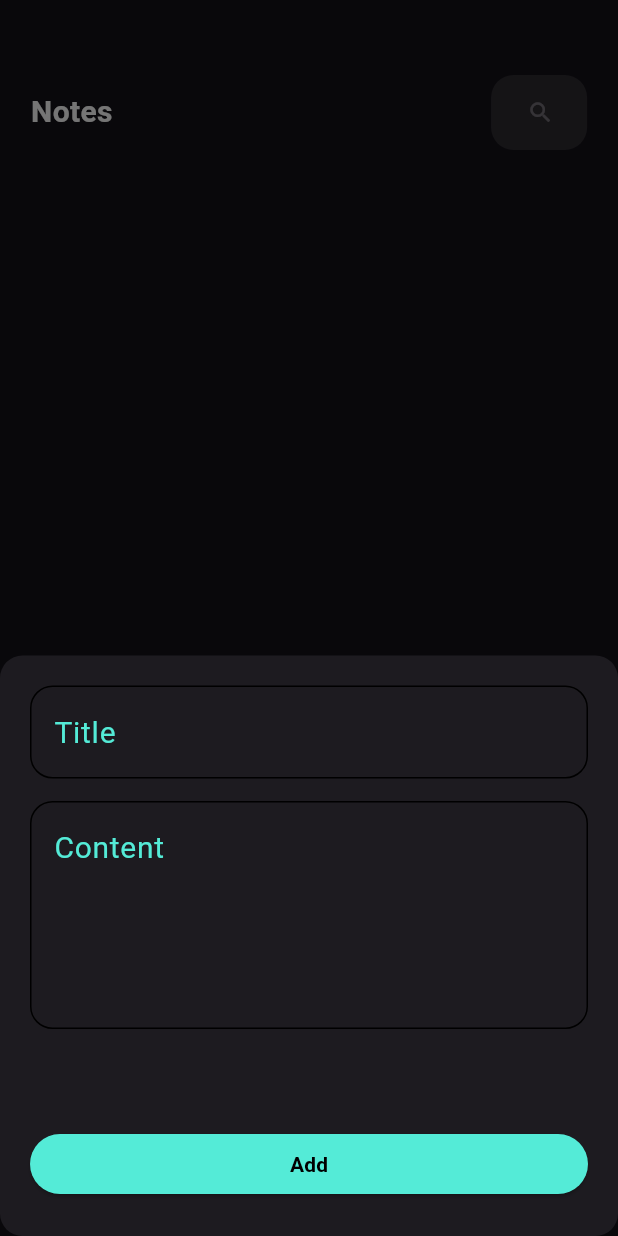
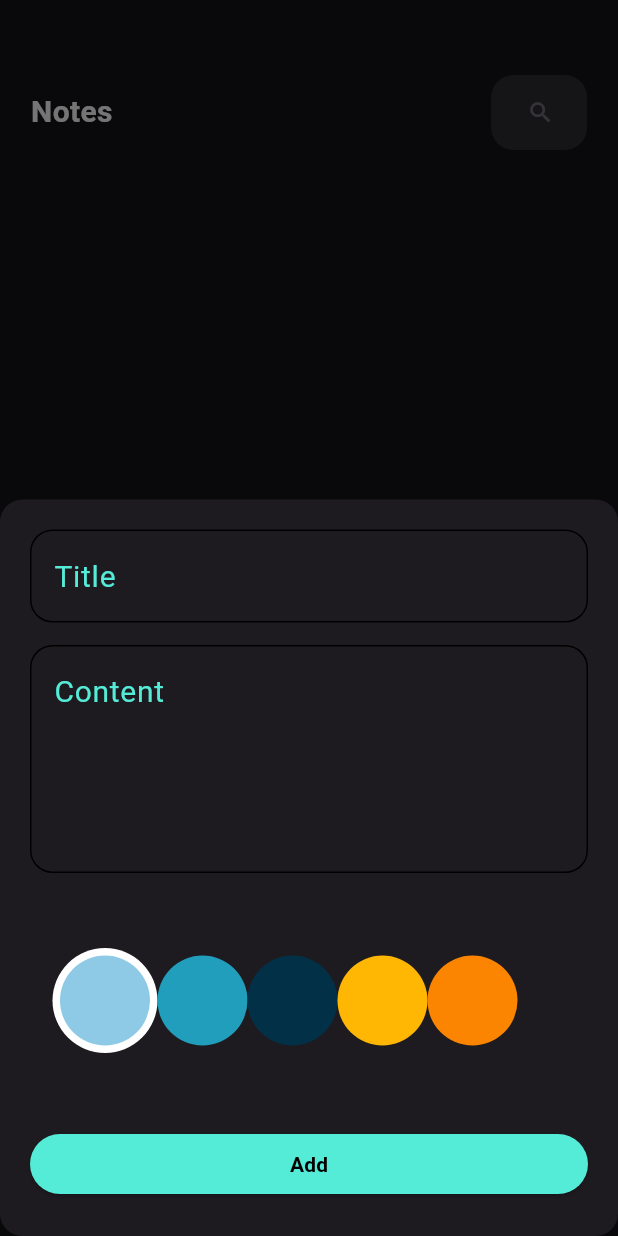
Before and after one commit to mostafa9011/notesApp, a Flutter app: the screen it shows after launch, after a tap on the "add" icon, on a phone screen of 412 x 824 dp. Run offline on Flutter 3.47's test engine with Material 3 defaults, Android fonts, the phone set to English and light mode, and no system bars; our stand-ins replace flutter_bloc, hive, hive_flutter; accounts and stored records are empty.

Commit message:
refactor the color of note

```diff
--- a/lib/cubits/add_note_cubit/add_note_cubit.dart
+++ b/lib/cubits/add_note_cubit/add_note_cubit.dart
@@ -1,3 +1,5 @@
+import 'dart:ui';
+
 import 'package:flutter_bloc/flutter_bloc.dart';
 import 'package:hive_flutter/adapters.dart';
 import 'package:notes_app/cubits/add_note_cubit/add_note_states.dart';
@@ -6,7 +8,11 @@ import 'package:notes_app/widgets/constant.dart';
 
 class AddNoteCubit extends Cubit<AddNoteStates> {
   AddNoteCubit(super.initialState);
+
+  Color color = const Color(0xff8ecae6);
+
   addNote(NoteItemModel note) async {
+    note.color = color.value;
     emit(IsLoadingState());
     try {
       var noteBox = Hive.box<NoteItemModel>(kNotesBox);
--- /dev/null
+++ b/lib/widgets/color_piker.dart
@@ -0,0 +1,28 @@
+import 'package:flutter/material.dart';
+
+class ColorPiker extends StatelessWidget {
+  const ColorPiker({
+    super.key,
+    required this.selectedColor,
+    required this.color,
+  });
+
+  final bool selectedColor;
+  final Color color;
+  @override
+  Widget build(BuildContext context) {
+    return selectedColor
+        ? CircleAvatar(
+            radius: 35,
+            backgroundColor: Colors.white,
+            child: CircleAvatar(
+              radius: 30,
+              backgroundColor: color,
+            ),
+          )
+        : CircleAvatar(
+            radius: 30,
+            backgroundColor: color,
+          );
+  }
+}
--- /dev/null
+++ b/lib/widgets/color_piker_list.dart
@@ -0,0 +1,48 @@
+import 'package:flutter/material.dart';
+import 'package:flutter_bloc/flutter_bloc.dart';
+import 'package:notes_app/cubits/add_note_cubit/add_note_cubit.dart';
+import 'package:notes_app/widgets/color_piker.dart';
+
+class ColorPikerList extends StatefulWidget {
+  const ColorPikerList({super.key});
+
+  @override
+  State<ColorPikerList> createState() => _ColorPikerListState();
+}
+
+class _ColorPikerListState extends State<ColorPikerList> {
+  List<Color> colorsList = const [
+    Color(0xff8ecae6),
+    Color(0xff219ebc),
+    Color(0xff023047),
+    Color(0xffffb703),
+    Color(0xfffb8500),
+  ];
+
+  int currenIndex = 0;
+
+  @override
+  Widget build(BuildContext context) {
+    return Padding(
+      padding: const EdgeInsets.symmetric(horizontal: 15),
+      child: ListView.builder(
+        scrollDirection: Axis.horizontal,
+        itemCount: colorsList.length,
+        itemBuilder: (context, index) {
+          return GestureDetector(
+            onTap: () {
+              setState(() {
+                currenIndex = index;
+                BlocProvider.of<AddNoteCubit>(context).color = colorsList[index];
+              });
+            },
+            child: ColorPiker(
+              selectedColor: currenIndex == index,
+              color: colorsList[index],
+            ),
+          );
+        },
+      ),
+    );
+  }
+}
--- a/lib/widgets/custom_notes_item.dart
+++ b/lib/widgets/custom_notes_item.dart
@@ -13,11 +13,17 @@ class CustomNoteItem extends StatelessWidget {
 
   @override
   Widget build(BuildContext context) {
-    return ElevatedButton(
-      style: ElevatedButton.styleFrom(
-        padding: EdgeInsets.zero,
-      ),
-      onPressed: () {
+    return
+        // ElevatedButton(
+        //   style: ElevatedButton.styleFrom(
+        //     padding: EdgeInsets.zero,
+        //   ),
+        //   onPressed: () {
+        //     Navigator.pushNamed(context, EditNoteView.id, arguments: note);
+        //   },
+        // child:
+        GestureDetector(
+      onTap: () {
         Navigator.pushNamed(context, EditNoteView.id, arguments: note);
       },
       child: Container(
@@ -79,5 +85,6 @@ class CustomNoteItem extends StatelessWidget {
         ),
       ),
     );
+    //);
   }
 }
--- a/lib/widgets/form_sheet.dart
+++ b/lib/widgets/form_sheet.dart
@@ -6,6 +6,7 @@ import 'package:notes_app/cubits/add_note_cubit/add_note_cubit.dart';
 import 'package:notes_app/cubits/add_note_cubit/add_note_states.dart';
 import 'package:notes_app/cubits/notes_cubit/notes_cubit.dart';
 import 'package:notes_app/models/note_item_model.dart';
+import 'package:notes_app/widgets/color_piker_list.dart';
 import 'package:notes_app/widgets/custom_button.dart';
 import 'package:notes_app/widgets/custom_text_feild.dart';
 
@@ -42,7 +43,12 @@ class _FormSheetState extends State<FormSheet> {
               subTitle = value;
             },
           ),
-          const SizedBox(height: 66),
+          const SizedBox(height: 50),
+          const SizedBox(
+            height: 35 * 2,
+            child: ColorPikerList(),
+          ),
+          const SizedBox(height: 50),
           BlocConsumer<AddNoteCubit, AddNoteStates>(
             listener: (context, state) {
               if (state is FailureState) {
```
